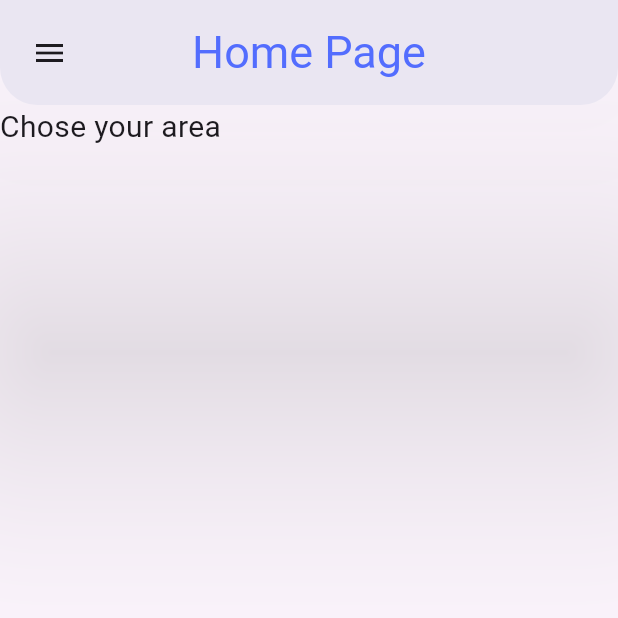
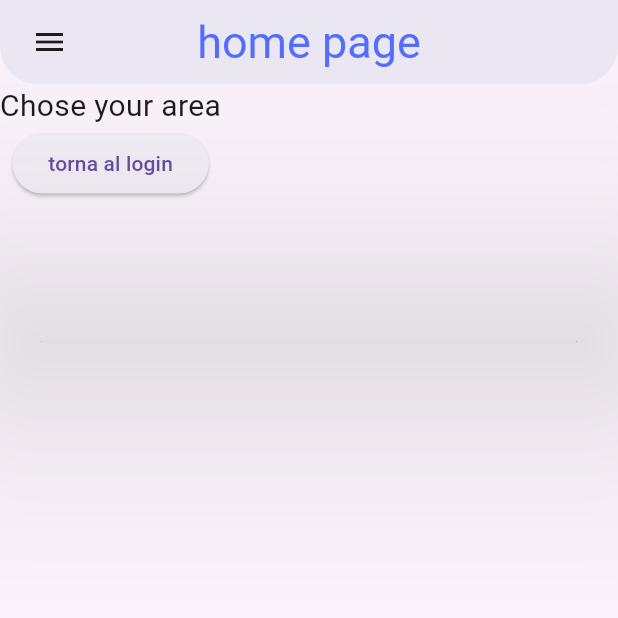
Before and after one commit to gerardocentrella/assd_project_ambulance, a Flutter app: the Home screen opened by its route, on a phone screen of 412 x 824 dp, the top half of it. Run offline on Flutter 3.47's test engine with Material 3 defaults, Android fonts, the light colour scheme and no system bars.

Commit message:
updated appbar, home, main

```diff
--- a/lib/main.dart
+++ b/lib/main.dart
@@ -16,7 +16,7 @@ class MyApp extends StatelessWidget {
       home: const Login(),
       routes: {
         '/homepage': (context) => const Home(),
-
+        '/login' : (context) => const Login(),
       }
     );
   }
--- a/lib/pages/home.dart
+++ b/lib/pages/home.dart
@@ -1,4 +1,5 @@
 import 'package:flutter/material.dart';
+import 'package:assd_project_ambulance/widgets/appbar.dart';
 
 
 class Home extends StatefulWidget{
@@ -14,29 +15,18 @@ class _HomeState extends State<Home> {
   @override
   Widget build(BuildContext context) {
    return Scaffold(
-     appBar: AppBar(title: const Text('Home Page'),
-       centerTitle: true,
-       backgroundColor: Colors.white,
-       elevation: 100,
-       toolbarHeight: 70,
-       titleTextStyle: const TextStyle(
-           color: Colors.indigoAccent,
-           fontSize: 30,
-           fontStyle: FontStyle.normal),
-       shadowColor: Colors.black,
-       shape: const RoundedRectangleBorder(
-           borderRadius: BorderRadius.only(
-               bottomLeft: Radius.circular(25.0),
-               bottomRight: Radius.circular(25.0)
-           )),
-       leading: const Padding(
-         padding: EdgeInsets.only(left: 10.0),
-         child: Icon(Icons.menu)
-       ),
-     ),
-     body: const Text('Chose your area', textAlign: TextAlign.center, style: TextStyle(
-       fontSize: 20.0,
-     ))
+     appBar: MyAppbar(title: 'home page'),
+     body: Column(
+        children:[
+          Text('Chose your area', textAlign: TextAlign.center, style: TextStyle(
+         fontSize: 20.0,)),
+          ElevatedButton(
+            onPressed: () {
+              Navigator.pushReplacementNamed(context, '/login');
+          },
+            child: Text('torna al login'),),
+        ],
+    ),
    );
   }
 }
--- a/lib/widgets/appbar.dart
+++ b/lib/widgets/appbar.dart
@@ -1,16 +1,35 @@
 import 'package:flutter/material.dart';
 
-class MyAppbar extends StatefulWidget implements PreferredSizeWidget{
-  _MyAppbar createState(){
-    return _MyAppbar();
+class MyAppbar extends StatelessWidget implements PreferredSizeWidget {
+  final String title;
+
+  const MyAppbar({super.key, required this.title});
+
+  @override
+  Widget build(BuildContext context) {
+    return AppBar(
+      title: Text(title),
+      centerTitle: true,
+      backgroundColor: Colors.white,
+      elevation: 100,
+      toolbarHeight: 70,
+      titleTextStyle: const TextStyle(
+          color: Colors.indigoAccent,
+          fontSize: 30,
+          fontStyle: FontStyle.normal),
+      shadowColor: Colors.black,
+      shape: const RoundedRectangleBorder(
+          borderRadius: BorderRadius.only(
+              bottomLeft: Radius.circular(25.0),
+              bottomRight: Radius.circular(25.0)
+          )),
+      leading: const Padding(
+          padding: EdgeInsets.only(left: 10.0),
+          child: Icon(Icons.menu)
+      ),
+    );
   }
 
   @override
   Size get preferredSize => const Size.fromHeight(kToolbarHeight);
 }
-
-class _MyAppbar extends State<MyAppbar> {
-  Widget build(BuildContext context) {
-    return AppBar();
-  }
-}
```
